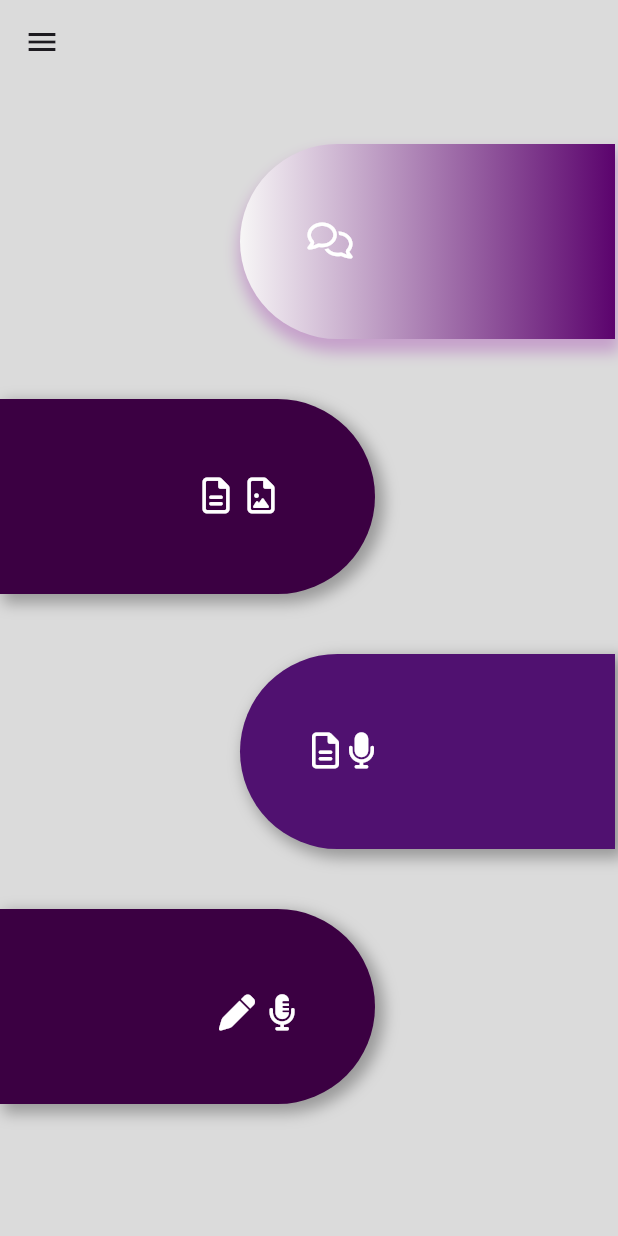
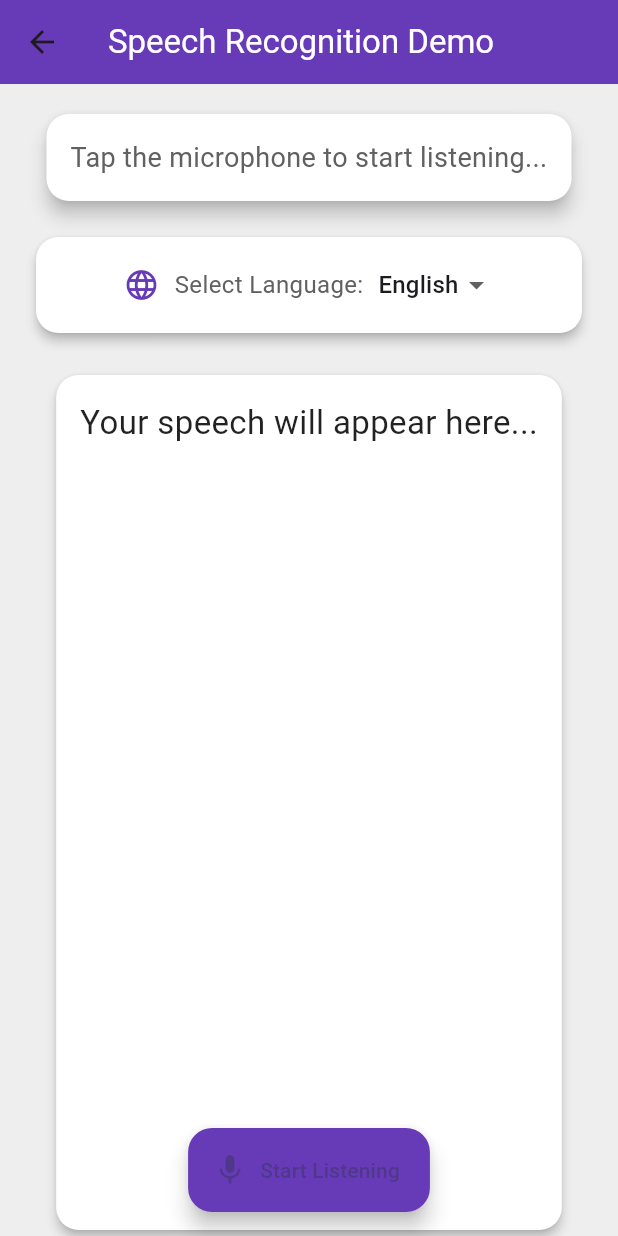
Before and after one commit to fadak9999/graduation_project_99, a Flutter app: the screen it shows once a user with an empty profile is signed in, after a tap on an icon or button, on a phone screen of 412 x 824 dp. Run offline on Flutter 3.47's test engine with Material 3 defaults, Android fonts, the phone set to English and light mode, and no system bars; our stand-ins replace dash_chat_2, firebase_auth, firebase_core, flutter_gemini, flutter_tts, font_awesome_flutter and 6 more; accounts and stored records are empty.

Commit message:
speech_to_text

```diff
--- /dev/null
+++ b/lib/pages/__Speech to text/Speech_to_text.dart
@@ -0,0 +1,216 @@
+import 'package:flutter/material.dart';
+import 'package:speech_to_text/speech_to_text.dart';
+import 'package:permission_handler/permission_handler.dart';
+
+class speech_to_text extends StatefulWidget {
+  const speech_to_text({super.key});
+
+  @override
+  State<speech_to_text> createState() => _speech_to_textState();
+}
+
+class _speech_to_textState extends State<speech_to_text> {
+  final SpeechToText _speechToText = SpeechToText();
+  bool _speechEnabled = false;
+  String _wordsSpoken = "";
+  double _confidenceLevel = 0;
+  String _selectedLanguage = 'en_US';
+
+  @override
+  void initState() {
+    super.initState();
+    initSpeech();
+  }
+
+  void initSpeech() async {
+    var status = await Permission.microphone.request();
+    if (status.isGranted) {
+      _speechEnabled = await _speechToText.initialize(debugLogging: true);
+    }
+    setState(() {});
+  }
+
+  void _startListening() async {
+    await _speechToText.listen(
+      onResult: _onSpeechResult,
+      listenFor: Duration(minutes: 1),
+      pauseFor: Duration(seconds: 10),
+      partialResults: true,
+      localeId: _selectedLanguage,
+      onSoundLevelChange: (level) {
+        print("Sound level: $level");
+      },
+    );
+    setState(() {
+      _confidenceLevel = 0;
+    });
+  }
+
+  void _stopListening() async {
+    await _speechToText.stop();
+    setState(() {});
+  }
+
+  void _onSpeechResult(result) {
+    setState(() {
+      _wordsSpoken = "${result.recognizedWords}";
+      _confidenceLevel = result.confidence;
+    });
+  }
+
+  @override
+  Widget build(BuildContext context) {
+    return Scaffold(
+      backgroundColor: Colors.grey[200],
+      appBar: AppBar(
+        backgroundColor: Colors.deepPurple,
+        title: const Text(
+          'Speech Recognition Demo',
+          style: TextStyle(color: Colors.white),
+        ),
+      ),
+      body: Center(
+        child: Column(
+          children: [
+            const SizedBox(height: 20),
+            _buildInfoCard(),
+            const SizedBox(height: 20),
+            _buildLanguageSelector(),
+            const SizedBox(height: 20),
+            _buildSpeechResult(),
+            if (_speechToText.isNotListening && _confidenceLevel > 0)
+              _buildConfidenceIndicator(),
+          ],
+        ),
+      ),
+      floatingActionButton: FloatingActionButton.extended(
+        onPressed: _speechToText.isListening ? _stopListening : _startListening,
+        label: Text(_speechToText.isListening ? 'Stop Listening' : 'Start Listening'),
+        icon: Icon(_speechToText.isListening ? Icons.mic_off : Icons.mic),
+        backgroundColor: Colors.deepPurple,
+      ),
+      floatingActionButtonLocation: FloatingActionButtonLocation.centerFloat,
+    );
+  }
+
+  Widget _buildInfoCard() {
+    return Card(
+      margin: const EdgeInsets.symmetric(horizontal: 20),
+      elevation: 5,
+      color: Colors.white,
+      shape: RoundedRectangleBorder(borderRadius: BorderRadius.circular(15)),
+      child: Padding(
+        padding: const EdgeInsets.all(16),
+        child: Text(
+          _speechToText.isListening
+              ? "Listening... Speak now."
+              : _speechEnabled
+                  ? "Tap the microphone to start listening..."
+                  : "Speech recognition not available.",
+          style: TextStyle(
+            fontSize: 18.0,
+            fontWeight: FontWeight.w400,
+            color: Colors.grey[700],
+          ),
+          textAlign: TextAlign.center,
+        ),
+      ),
+    );
+  }
+
+  Widget _buildLanguageSelector() {
+    return Padding(
+      padding: const EdgeInsets.symmetric(horizontal: 20),
+      child: Card(
+        color: Colors.white,
+        shape: RoundedRectangleBorder(borderRadius: BorderRadius.circular(15)),
+        elevation: 3,
+        child: Padding(
+          padding: const EdgeInsets.all(8.0),
+          child: Row(
+            mainAxisAlignment: MainAxisAlignment.center,
+            children: [
+              const Icon(Icons.language, color: Colors.deepPurple),
+              const SizedBox(width: 10),
+              Text(
+                'Select Language:',
+                style: TextStyle(fontSize: 16, color: Colors.grey[700]),
+              ),
+              const SizedBox(width: 10),
+              DropdownButton<String>(
+                value: _selectedLanguage,
+                underline: Container(),
+                items: const [
+                  DropdownMenuItem(
+                    value: 'ar_SA',
+                    child: Text('العربية'),
+                  ),
+                  DropdownMenuItem(
+                    value: 'en_US',
+                    child: Text('English'),
+                  ),
+                ],
+                onChanged: (value) {
+                  setState(() {
+                    _selectedLanguage = value!;
+                  });
+                },
+              ),
+            ],
+          ),
+        ),
+      ),
+    );
+  }
+
+  Widget _buildSpeechResult() {
+    return Expanded(
+      child: Container(
+        margin: const EdgeInsets.symmetric(horizontal: 20),
+        child: Card(
+          color: Colors.white,
+          shape: RoundedRectangleBorder(borderRadius: BorderRadius.circular(15)),
+          elevation: 3,
+          child: Padding(
+            padding: const EdgeInsets.all(16),
+            child: SingleChildScrollView(
+              child: Text(
+                _wordsSpoken.isEmpty ? "Your speech will appear here..." : _wordsSpoken,
+                style: const TextStyle(
+                  fontSize: 22,
+                  fontWeight: FontWeight.w400,
+                  color: Colors.black87,
+                ),
+              ),
+            ),
+          ),
+        ),
+      ),
+    );
+  }
+
+  Widget _buildConfidenceIndicator() {
+    return Padding(
+      padding: const EdgeInsets.only(bottom: 80),
+      child: Card(
+        color: Colors.deepPurple[50],
+        shape: RoundedRectangleBorder(borderRadius: BorderRadius.circular(15)),
+        elevation: 3,
+        margin: const EdgeInsets.symmetric(horizontal: 20),
+        child: Padding(
+          padding: const EdgeInsets.all(16.0),
+          child: Center(
+            child: Text(
+              "Confidence: ${(_confidenceLevel * 100).toStringAsFixed(1)}%",
+              style: const TextStyle(
+                fontSize: 24,
+                fontWeight: FontWeight.bold,
+                color: Colors.deepPurple,
+              ),
+            ),
+          ),
+        ),
+      ),
+    );
+  }
+}
--- a/lib/pages/home.dart
+++ b/lib/pages/home.dart
@@ -2,6 +2,7 @@ import 'package:flutter/material.dart';
 import 'package:font_awesome_flutter/font_awesome_flutter.dart';
 import 'package:get/get.dart';
 import 'package:graduation_project_99/pages/_Chatbot__/Chatbot.dart';
+import 'package:graduation_project_99/pages/__Speech%20to%20text/Speech_to_text.dart';
 import 'package:graduation_project_99/pages/__text_to_speech/text_to_speech.dart';
 
 class Home extends StatefulWidget {
@@ -160,7 +161,7 @@ class _HomeState extends State<Home> {
                       icon: const Icon(FontAwesomeIcons.fileAlt),
                       color: Colors.white,
                       onPressed: () {
-                        //    Get.to(speech_to_text());
+                        Get.to(speech_to_text());
                       },
                     ),
                   ),
@@ -171,7 +172,7 @@ class _HomeState extends State<Home> {
                       icon: const Icon(FontAwesomeIcons.microphone),
                       color: Colors.white,
                       onPressed: () {
-                        //  Get.to(speech_to_text());
+                      Get.to(speech_to_text());
                       },
                     ),
                   ),
@@ -230,7 +231,7 @@ class _HomeState extends State<Home> {
                       color: Colors.white,
                       onPressed: () {
                         //!
-             // Get.to(text_to_speech());
+          Get.to(TextToSpeech());
                         //?
                       },
                     ),
--- a/pubspec.yaml
+++ b/pubspec.yaml
@@ -46,6 +46,8 @@ dependencies:
   flutter_gemini: ^2.0.5
   image_picker: ^1.1.2
   flutter_tts: ^3.5.2
+  speech_to_text: ^6.6.2
+  permission_handler: ^11.3.1
 
 
 dev_dependencies:
```
Also changed, not shown: pubspec.lock, 3 other files.
